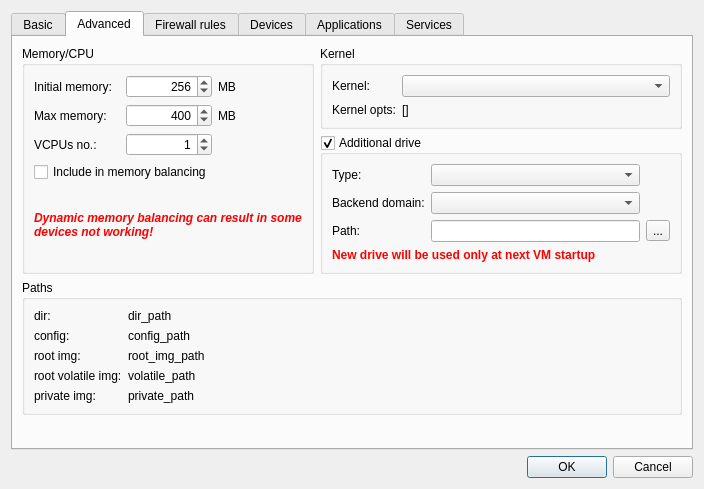
Old version of the form settingsdlg.ui in the repository QubesOS/qubes-manager.
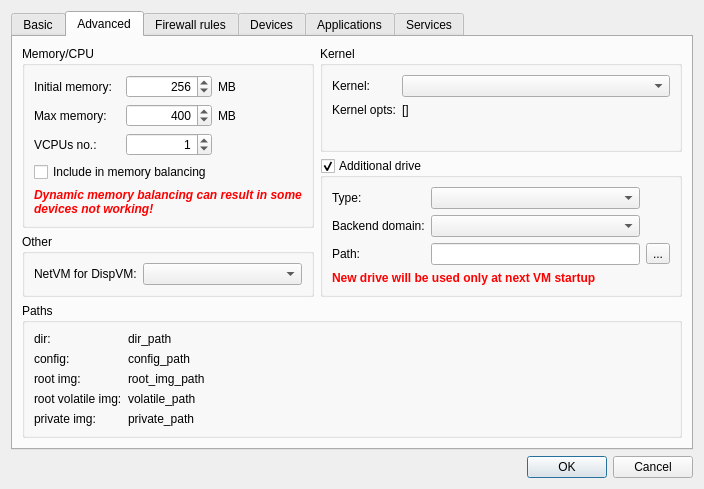
New version of the form. The open tabs and pages were chosen to show the change. Icons and pictures are not drawn.

Commit message: settings: add "dispvm_netvm" property in advanced tab

The edit to the form file:
```diff
--- a/settingsdlg.ui
+++ b/settingsdlg.ui
@@ -7,7 +7,7 @@
     <x>0</x>
     <y>0</y>
     <width>704</width>
-    <height>483</height>
+    <height>485</height>
    </rect>
   </property>
   <property name="windowTitle">
@@ -373,150 +373,6 @@
          <string>Advanced</string>
         </attribute>
         <layout class="QGridLayout" name="gridLayout_9">
-         <item row="0" column="1" rowspan="2" colspan="2">
-          <layout class="QVBoxLayout" name="verticalLayout_4">
-           <property name="sizeConstraint">
-            <enum>QLayout::SetDefaultConstraint</enum>
-           </property>
-           <property name="bottomMargin">
-            <number>0</number>
-           </property>
-           <item>
-            <widget class="QGroupBox" name="kernel_groupbox">
-             <property name="enabled">
-              <bool>true</bool>
-             </property>
-             <property name="sizePolicy">
-              <sizepolicy hsizetype="Minimum" vsizetype="Preferred">
-               <horstretch>0</horstretch>
-               <verstretch>0</verstretch>
-              </sizepolicy>
-             </property>
-             <property name="title">
-              <string>Kernel</string>
-             </property>
-             <layout class="QFormLayout" name="formLayout_9">
-              <property name="fieldGrowthPolicy">
-               <enum>QFormLayout::AllNonFixedFieldsGrow</enum>
-              </property>
-              <item row="0" column="0">
-               <widget class="QLabel" name="label_19">
-                <property name="text">
-                 <string>Kernel:</string>
-                </property>
-                <property name="buddy">
-                 <cstring>kernel</cstring>
-                </property>
-               </widget>
-              </item>
-              <item row="0" column="1">
-               <widget class="QComboBox" name="kernel"/>
-              </item>
-              <item row="1" column="0">
-               <widget class="QLabel" name="label_20">
-                <property name="text">
-                 <string>Kernel opts:</string>
-                </property>
-               </widget>
-              </item>
-              <item row="1" column="1">
-               <widget class="QLabel" name="kernel_opts">
-                <property name="font">
-                 <font>
-                  <weight>50</weight>
-                  <bold>false</bold>
-                 </font>
-                </property>
-                <property name="text">
-                 <string>[]</string>
-                </property>
-               </widget>
-              </item>
-             </layout>
-            </widget>
-           </item>
-           <item>
-            <widget class="QGroupBox" name="drive_groupbox">
-             <property name="sizePolicy">
-              <sizepolicy hsizetype="Preferred" vsizetype="Preferred">
-               <horstretch>0</horstretch>
-               <verstretch>0</verstretch>
-              </sizepolicy>
-             </property>
-             <property name="title">
-              <string>Additional drive</string>
-             </property>
-             <property name="checkable">
-              <bool>true</bool>
-             </property>
-             <property name="checked">
-              <bool>true</bool>
-             </property>
-             <layout class="QGridLayout" name="gridLayout_18">
-              <item row="5" column="1">
-               <widget class="QLineEdit" name="drive_path"/>
-              </item>
-              <item row="4" column="1">
-               <widget class="QComboBox" name="drive_domain"/>
-              </item>
-              <item row="5" column="0">
-               <widget class="QLabel" name="label_52">
-                <property name="text">
-                 <string>Path:</string>
-                </property>
-               </widget>
-              </item>
-              <item row="3" column="1">
-               <widget class="QComboBox" name="drive_type"/>
-              </item>
-              <item row="4" column="0">
-               <widget class="QLabel" name="label_53">
-                <property name="text">
-                 <string>Backend domain:</string>
-                </property>
-               </widget>
-              </item>
-              <item row="3" column="0">
-               <widget class="QLabel" name="label_51">
-                <property name="text">
-                 <string>Type:</string>
-                </property>
-               </widget>
-              </item>
-              <item row="5" column="2">
-               <widget class="QToolButton" name="drive_path_button">
-                <property name="text">
-                 <string>...</string>
-                </property>
-               </widget>
-              </item>
-              <item row="6" column="0" colspan="3">
-               <widget class="QLabel" name="drive_running_warning">
-                <property name="enabled">
-                 <bool>true</bool>
-                </property>
-                <property name="font">
-                 <font>
-                  <weight>75</weight>
-                  <bold>true</bold>
-                 </font>
-                </property>
-                <property name="styleSheet">
-                 <string notr="true">color: rgb(255, 0, 0);</string>
-                </property>
-                <property name="text">
-                 <string>New drive will be used only at next VM startup</string>
-                </property>
-                <property name="textFormat">
-                 <enum>Qt::AutoText</enum>
-                </property>
-               </widget>
-              </item>
-             </layout>
-            </widget>
-           </item>
-          </layout>
-         </item>
          <item row="0" column="0" rowspan="2">
           <widget class="QGroupBox" name="groupBox_2">
            <property name="enabled">
@@ -782,6 +638,172 @@
            </property>
           </spacer>
          </item>
+         <item row="2" column="0">
+          <widget class="QGroupBox" name="other_groupbox">
+           <property name="title">
+            <string>Other</string>
+           </property>
+           <layout class="QFormLayout" name="formLayout_2">
+            <item row="1" column="0">
+             <widget class="QLabel" name="label_26">
+              <property name="text">
+               <string>NetVM for DispVM:</string>
+              </property>
+              <property name="buddy">
+               <cstring>dispvm_netvm</cstring>
+              </property>
+             </widget>
+            </item>
+            <item row="1" column="1">
+             <widget class="QComboBox" name="dispvm_netvm"/>
+            </item>
+           </layout>
+          </widget>
+         </item>
+         <item row="0" column="1" rowspan="3" colspan="2">
+          <layout class="QVBoxLayout" name="verticalLayout_4">
+           <property name="sizeConstraint">
+            <enum>QLayout::SetDefaultConstraint</enum>
+           </property>
+           <property name="bottomMargin">
+            <number>0</number>
+           </property>
+           <item>
+            <widget class="QGroupBox" name="kernel_groupbox">
+             <property name="enabled">
+              <bool>true</bool>
+             </property>
+             <property name="sizePolicy">
+              <sizepolicy hsizetype="Minimum" vsizetype="Preferred">
+               <horstretch>0</horstretch>
+               <verstretch>0</verstretch>
+              </sizepolicy>
+             </property>
+             <property name="title">
+              <string>Kernel</string>
+             </property>
+             <layout class="QFormLayout" name="formLayout_9">
+              <property name="fieldGrowthPolicy">
+               <enum>QFormLayout::AllNonFixedFieldsGrow</enum>
+              </property>
+              <item row="0" column="0">
+               <widget class="QLabel" name="label_19">
+                <property name="text">
+                 <string>Kernel:</string>
+                </property>
+                <property name="buddy">
+                 <cstring>kernel</cstring>
+                </property>
+               </widget>
+              </item>
+              <item row="0" column="1">
+               <widget class="QComboBox" name="kernel"/>
+              </item>
+              <item row="1" column="0">
+               <widget class="QLabel" name="label_20">
+                <property name="text">
+                 <string>Kernel opts:</string>
+                </property>
+               </widget>
+              </item>
+              <item row="1" column="1">
+               <widget class="QLabel" name="kernel_opts">
+                <property name="font">
+                 <font>
+                  <weight>50</weight>
+                  <bold>false</bold>
+                 </font>
+                </property>
+                <property name="text">
+                 <string>[]</string>
+                </property>
+               </widget>
+              </item>
+             </layout>
+            </widget>
+           </item>
+           <item>
+            <widget class="QGroupBox" name="drive_groupbox">
+             <property name="sizePolicy">
+              <sizepolicy hsizetype="Preferred" vsizetype="Preferred">
+               <horstretch>0</horstretch>
+               <verstretch>0</verstretch>
+              </sizepolicy>
+             </property>
+             <property name="title">
+              <string>Additional drive</string>
+             </property>
+             <property name="checkable">
+              <bool>true</bool>
+             </property>
+             <property name="checked">
+              <bool>true</bool>
+             </property>
+             <layout class="QGridLayout" name="gridLayout_18">
+              <item row="5" column="1">
+               <widget class="QLineEdit" name="drive_path"/>
+              </item>
+              <item row="4" column="1">
+               <widget class="QComboBox" name="drive_domain"/>
+              </item>
+              <item row="5" column="0">
+               <widget class="QLabel" name="label_52">
+                <property name="text">
+                 <string>Path:</string>
+                </property>
+               </widget>
+              </item>
+              <item row="3" column="1">
+               <widget class="QComboBox" name="drive_type"/>
+              </item>
+              <item row="4" column="0">
+               <widget class="QLabel" name="label_53">
+                <property name="text">
+                 <string>Backend domain:</string>
+                </property>
+               </widget>
+              </item>
+              <item row="3" column="0">
+               <widget class="QLabel" name="label_51">
+                <property name="text">
+                 <string>Type:</string>
+                </property>
+               </widget>
+              </item>
+              <item row="5" column="2">
+               <widget class="QToolButton" name="drive_path_button">
+                <property name="text">
+                 <string>...</string>
+                </property>
+               </widget>
+              </item>
+              <item row="6" column="0" colspan="3">
+               <widget class="QLabel" name="drive_running_warning">
+                <property name="enabled">
+                 <bool>true</bool>
+                </property>
+                <property name="font">
+                 <font>
+                  <weight>75</weight>
+                  <bold>true</bold>
+                 </font>
+                </property>
+                <property name="styleSheet">
+                 <string notr="true">color: rgb(255, 0, 0);</string>
+                </property>
+                <property name="text">
+                 <string>New drive will be used only at next VM startup</string>
+                </property>
+                <property name="textFormat">
+                 <enum>Qt::AutoText</enum>
+                </property>
+               </widget>
+              </item>
+             </layout>
+            </widget>
+           </item>
+          </layout>
+         </item>
         </layout>
        </widget>
        <widget class="QWidget" name="firewall_tab">
```
The commit also changes 1 other file.
